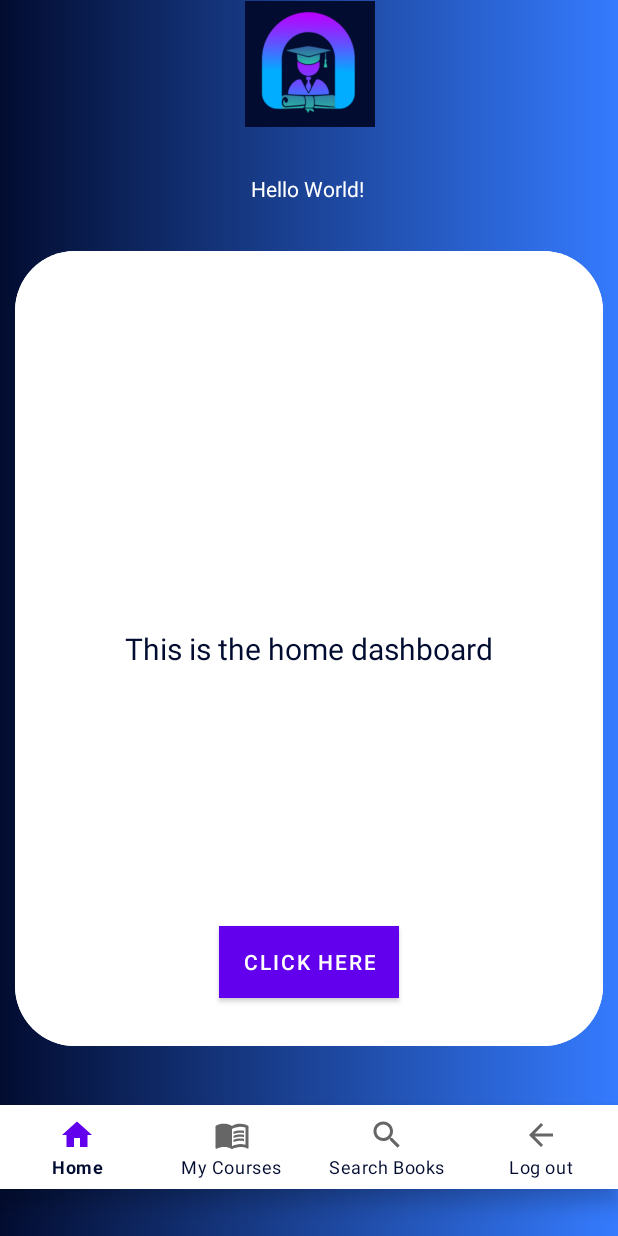
After one commit to DorielaGrabocka/MobileProject, an Android app: the HomeFragment screen opened directly, with no data from a screen before it, on a phone screen of 412 x 824 dp. The commit adds this screen. Run offline under Robolectric (Android 15) with nearby library versions, the phone set to English and light mode, and no system bars; 2 statements that could not run were skipped.

Commit message:
Main Activity Fragments added. Bottom Menu Nav Bar added

```diff
--- /dev/null
+++ b/app/src/main/java/com/example/activities/HomeFragment.java
@@ -0,0 +1,18 @@
+package com.example.activities;
+
+import android.os.Bundle;
+import android.view.LayoutInflater;
+import android.view.View;
+import android.view.ViewGroup;
+
+import androidx.annotation.NonNull;
+import androidx.annotation.Nullable;
+import androidx.fragment.app.Fragment;
+
+public class HomeFragment extends Fragment {
+    @Nullable
+    @Override
+    public View onCreateView(@NonNull LayoutInflater inflater, @Nullable ViewGroup container, @Nullable Bundle savedInstanceState) {
+        return inflater.inflate(R.layout.fragment_home, container, false);
+    }
+}
--- a/app/src/main/java/com/example/database/implementations/StudentDAOImplementation.java
+++ b/app/src/main/java/com/example/database/implementations/StudentDAOImplementation.java
@@ -136,4 +136,8 @@ public class StudentDAOImplementation implements StudentDAO {
     public Student getTheUser() {
         return theUser;
     }
+
+    public void setTheUser(Student theUser) {
+        this.theUser = theUser;
+    }
 }
--- a/app/src/main/java/com/example/models/StudentCourse.java
+++ b/app/src/main/java/com/example/models/StudentCourse.java
@@ -62,7 +62,8 @@ public class StudentCourse implements Serializable {
         this.courseId = courseId;
     }
 
-    /**Method to get the quality points from letter grade*/
+    /**Method to get the quality points from letter grade
+     * @return the corresponding quality points*/
     public double getQualityPointsFromLetterGrade(){
         double qualityPoints=0.0;
         switch (grade){
--- /dev/null
+++ b/app/src/main/res/drawable/ic_book.xml
@@ -0,0 +1,19 @@
+<vector xmlns:android="http://schemas.android.com/apk/res/android"
+    android:width="24dp"
+    android:height="24dp"
+    android:viewportWidth="24"
+    android:viewportHeight="24"
+    android:tint="?attr/colorControlNormal">
+  <path
+      android:fillColor="@android:color/white"
+      android:pathData="M21,5c-1.11,-0.35 -2.33,-0.5 -3.5,-0.5c-1.95,0 -4.05,0.4 -5.5,1.5c-1.45,-1.1 -3.55,-1.5 -5.5,-1.5S2.45,4.9 1,6v14.65c0,0.25 0.25,0.5 0.5,0.5c0.1,0 0.15,-0.05 0.25,-0.05C3.1,20.45 5.05,20 6.5,20c1.95,0 4.05,0.4 5.5,1.5c1.35,-0.85 3.8,-1.5 5.5,-1.5c1.65,0 3.35,0.3 4.75,1.05c0.1,0.05 0.15,0.05 0.25,0.05c0.25,0 0.5,-0.25 0.5,-0.5V6C22.4,5.55 21.75,5.25 21,5zM21,18.5c-1.1,-0.35 -2.3,-0.5 -3.5,-0.5c-1.7,0 -4.15,0.65 -5.5,1.5V8c1.35,-0.85 3.8,-1.5 5.5,-1.5c1.2,0 2.4,0.15 3.5,0.5V18.5z"/>
+  <path
+      android:fillColor="@android:color/white"
+      android:pathData="M17.5,10.5c0.88,0 1.73,0.09 2.5,0.26V9.24C19.21,9.09 18.36,9 17.5,9c-1.7,0 -3.24,0.29 -4.5,0.83v1.66C14.13,10.85 15.7,10.5 17.5,10.5z"/>
+  <path
+      android:fillColor="@android:color/white"
+      android:pathData="M13,12.49v1.66c1.13,-0.64 2.7,-0.99 4.5,-0.99c0.88,0 1.73,0.09 2.5,0.26V11.9c-0.79,-0.15 -1.64,-0.24 -2.5,-0.24C15.8,11.66 14.26,11.96 13,12.49z"/>
+  <path
+      android:fillColor="@android:color/white"
+      android:pathData="M17.5,14.33c-1.7,0 -3.24,0.29 -4.5,0.83v1.66c1.13,-0.64 2.7,-0.99 4.5,-0.99c0.88,0 1.73,0.09 2.5,0.26v-1.52C19.21,14.41 18.36,14.33 17.5,14.33z"/>
+</vector>
--- /dev/null
+++ b/app/src/main/res/drawable/ic_home.xml
@@ -0,0 +1,10 @@
+<vector xmlns:android="http://schemas.android.com/apk/res/android"
+    android:width="24dp"
+    android:height="24dp"
+    android:viewportWidth="24"
+    android:viewportHeight="24"
+    android:tint="?attr/colorControlNormal">
+  <path
+      android:fillColor="@android:color/white"
+      android:pathData="M10,20v-6h4v6h5v-8h3L12,3 2,12h3v8z"/>
+</vector>
--- /dev/null
+++ b/app/src/main/res/drawable/ic_logout.xml
@@ -0,0 +1,10 @@
+<vector xmlns:android="http://schemas.android.com/apk/res/android"
+    android:width="24dp"
+    android:height="24dp"
+    android:viewportWidth="24"
+    android:viewportHeight="24"
+    android:tint="?attr/colorControlNormal">
+  <path
+      android:fillColor="@android:color/white"
+      android:pathData="M20,11H7.83l5.59,-5.59L12,4l-8,8 8,8 1.41,-1.41L7.83,13H20v-2z"/>
+</vector>
--- /dev/null
+++ b/app/src/main/res/drawable/ic_search.xml
@@ -0,0 +1,10 @@
+<vector xmlns:android="http://schemas.android.com/apk/res/android"
+    android:width="24dp"
+    android:height="24dp"
+    android:viewportWidth="24"
+    android:viewportHeight="24"
+    android:tint="?attr/colorControlNormal">
+  <path
+      android:fillColor="@android:color/white"
+      android:pathData="M15.5,14h-0.79l-0.28,-0.27C15.41,12.59 16,11.11 16,9.5 16,5.91 13.09,3 9.5,3S3,5.91 3,9.5 5.91,16 9.5,16c1.61,0 3.09,-0.59 4.23,-1.57l0.27,0.28v0.79l5,4.99L20.49,19l-4.99,-5zM9.5,14C7.01,14 5,11.99 5,9.5S7.01,5 9.5,5 14,7.01 14,9.5 11.99,14 9.5,14z"/>
+</vector>
--- a/app/src/main/res/layout/activity_main.xml
+++ b/app/src/main/res/layout/activity_main.xml
@@ -4,16 +4,61 @@
     xmlns:tools="http://schemas.android.com/tools"
     android:layout_width="match_parent"
     android:layout_height="match_parent"
-    tools:context=".MainActivity">
+    tools:context=".MainActivity"
+    android:background="@drawable/login_activity_background"
+    >
+
+
+    <ImageView
+        android:id="@+id/logo_img"
+        android:layout_width="114dp"
+        android:layout_height="84dp"
+        android:src="@drawable/logo"
+        app:layout_constraintBottom_toBottomOf="parent"
+        app:layout_constraintEnd_toEndOf="parent"
+        app:layout_constraintStart_toStartOf="parent"
+        app:layout_constraintTop_toTopOf="parent"
+        app:layout_constraintVertical_bias="0.001" />
 
     <TextView
         android:id="@+id/welcome_tv"
         android:layout_width="wrap_content"
         android:layout_height="wrap_content"
         android:text="Hello World!"
+        android:textColor="@color/white"
         app:layout_constraintBottom_toBottomOf="parent"
+        app:layout_constraintHorizontal_bias="0.498"
         app:layout_constraintLeft_toLeftOf="parent"
         app:layout_constraintRight_toRightOf="parent"
-        app:layout_constraintTop_toTopOf="parent" />
+        app:layout_constraintTop_toTopOf="parent"
+        app:layout_constraintVertical_bias="0.144" />
+
+    <FrameLayout
+        android:id="@+id/frameLayout"
+        android:layout_width="match_parent"
+        android:layout_height="530dp"
+        android:layout_marginLeft="10dp"
+        android:layout_marginRight="10dp"
+        android:background="@drawable/login_background"
+        app:layout_constraintBottom_toBottomOf="parent"
+        app:layout_constraintEnd_toEndOf="parent"
+        app:layout_constraintStart_toStartOf="parent"
+        app:layout_constraintTop_toBottomOf="@+id/welcome_tv"
+        app:layout_constraintVertical_bias="0.2"/>
+
+    <com.google.android.material.bottomnavigation.BottomNavigationView
+        android:id="@+id/nav_bar_menu"
+        android:layout_width="match_parent"
+        android:layout_height="wrap_content"
+        android:layout_marginTop="7dp"
+        app:itemRippleColor="@color/blue"
+        app:itemTextColor="@color/blue"
+        app:layout_constraintBottom_toBottomOf="parent"
+        app:layout_constraintEnd_toEndOf="parent"
+        app:layout_constraintStart_toStartOf="parent"
+        app:layout_constraintTop_toBottomOf="@+id/frameLayout"
+        app:menu="@menu/nav_bar_menu"
+        app:labelVisibilityMode="labeled"/>
+
 
 </androidx.constraintlayout.widget.ConstraintLayout>
--- /dev/null
+++ b/app/src/main/res/layout/fragment_home.xml
@@ -0,0 +1,22 @@
+<?xml version="1.0" encoding="utf-8"?>
+<RelativeLayout xmlns:android="http://schemas.android.com/apk/res/android"
+    android:layout_width="match_parent"
+    android:layout_height="match_parent"
+    android:background="@drawable/login_background">
+
+    <TextView
+        android:layout_width="wrap_content"
+        android:layout_height="wrap_content"
+        android:text="This is the home dashboard"
+        android:textColor="@color/blue"
+        android:textSize="20dp"
+        android:layout_centerInParent="true"/>
+    <com.google.android.material.button.MaterialButton
+        android:layout_width="wrap_content"
+        android:layout_height="wrap_content"
+        android:text="Click here"
+        android:layout_marginTop="450dp"
+        android:layout_centerHorizontal="true"
+        android:background="@color/violet_light"/>
+
+</RelativeLayout>
--- /dev/null
+++ b/app/src/main/res/menu/nav_bar_menu.xml
@@ -0,0 +1,18 @@
+<?xml version="1.0" encoding="utf-8"?>
+<menu xmlns:android="http://schemas.android.com/apk/res/android">
+    <item android:id="@+id/home_nav"
+        android:title="Home"
+        android:icon="@drawable/ic_home"/>
+
+    <item android:id="@+id/courses_nav"
+        android:title="My Courses"
+        android:icon="@drawable/ic_book"/>
+
+    <item android:id="@+id/search_nav"
+        android:title="Search Books"
+        android:icon="@drawable/ic_search"/>
+
+    <item android:id="@+id/logout_nav"
+        android:title="Log out"
+        android:icon="@drawable/ic_logout"/>
+</menu>
```
Also changed, not shown: app/src/main/java/com/example/activities/CoursesFragment.java (added, +18 -0 lines), app/src/main/java/com/example/activities/LogIn.java (+4 -4 lines), app/src/main/java/com/example/activities/MainActivity.java (+50 -2 lines), app/src/main/java/com/example/activities/SearchFragment.java (added, +18 -0 lines), app/src/main/res/layout/fragment_courses.xml (added, +23 -0 lines), app/src/main/res/layout/fragment_search.xml (added, +23 -0 lines).
